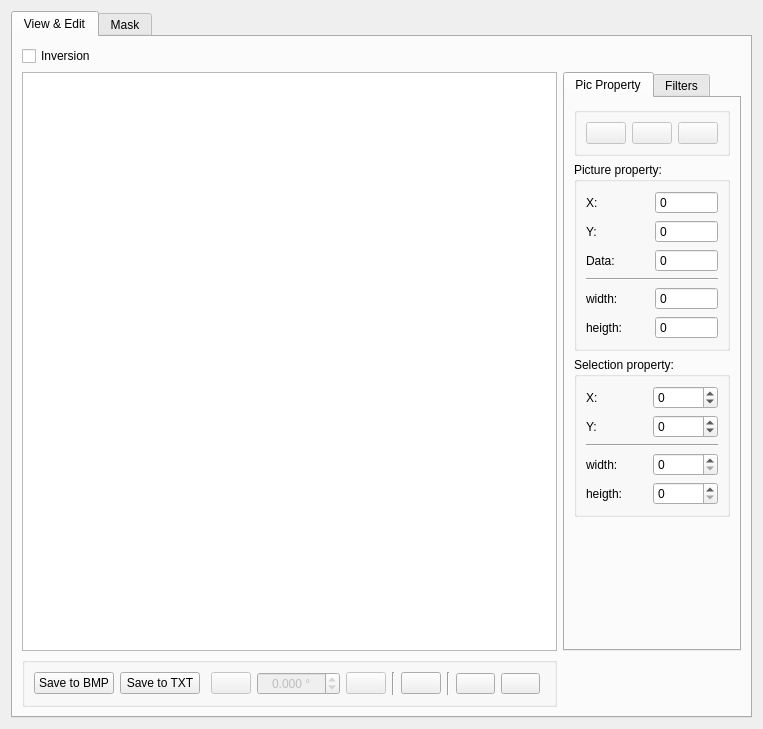
Old version of the form viewer/viewer_widget.ui in the repository verbkinm2/WTF_Viewer.
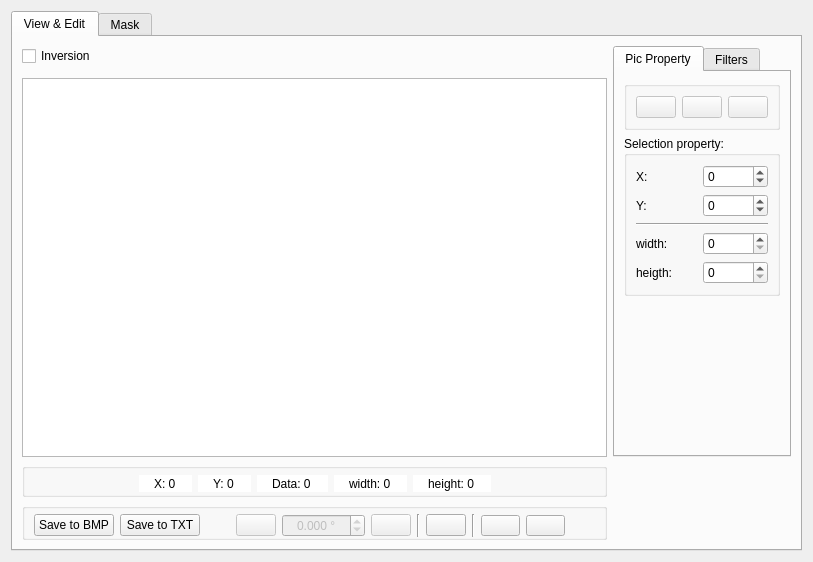
New version of the form. Icons and pictures are not drawn. Custom widgets are drawn as their Qt base class.

Commit message: 1. Сохранить в TXT 2. Сохранить в BMP 3. Перенесена группа с отображением координат текущей позиции курсора на рисунке и данными под курсором, а так же ширина и высота.

```diff
--- a/viewer/viewer_widget.ui
+++ b/viewer/viewer_widget.ui
@@ -6,8 +6,8 @@
    <rect>
     <x>0</x>
     <y>0</y>
-    <width>763</width>
-    <height>729</height>
+    <width>813</width>
+    <height>562</height>
    </rect>
   </property>
   <property name="windowTitle">
@@ -29,8 +29,302 @@
       <attribute name="title">
        <string>View &amp;&amp; Edit</string>
       </attribute>
-      <layout class="QGridLayout" name="gridLayout_4" rowstretch="1,1,1,0" columnstretch="1,0,0">
-       <item row="1" column="2" rowspan="2">
+      <layout class="QGridLayout" name="gridLayout_4" rowstretch="0,0,1,0,0,0" columnstretch="1,0" columnminimumwidth="0,0">
+       <item row="2" column="0" rowspan="2">
+        <widget class="QGraphicsView" name="graphicsView">
+         <property name="frameShape">
+          <enum>QFrame::StyledPanel</enum>
+         </property>
+         <property name="frameShadow">
+          <enum>QFrame::Sunken</enum>
+         </property>
+         <property name="midLineWidth">
+          <number>0</number>
+         </property>
+         <property name="backgroundBrush">
+          <brush brushstyle="SolidPattern">
+           <color alpha="255">
+            <red>200</red>
+            <green>200</green>
+            <blue>200</blue>
+           </color>
+          </brush>
+         </property>
+         <property name="foregroundBrush">
+          <brush brushstyle="NoBrush">
+           <color alpha="255">
+            <red>0</red>
+            <green>0</green>
+            <blue>0</blue>
+           </color>
+          </brush>
+         </property>
+         <property name="interactive">
+          <bool>true</bool>
+         </property>
+         <property name="sceneRect">
+          <rectf>
+           <x>0.000000000000000</x>
+           <y>0.000000000000000</y>
+           <width>0.000000000000000</width>
+           <height>0.000000000000000</height>
+          </rectf>
+         </property>
+         <property name="renderHints">
+          <set>QPainter::Antialiasing|QPainter::HighQualityAntialiasing|QPainter::SmoothPixmapTransform|QPainter::TextAntialiasing</set>
+         </property>
+         <property name="cacheMode">
+          <set>QGraphicsView::CacheNone</set>
+         </property>
+         <property name="transformationAnchor">
+          <enum>QGraphicsView::AnchorUnderMouse</enum>
+         </property>
+         <property name="resizeAnchor">
+          <enum>QGraphicsView::AnchorUnderMouse</enum>
+         </property>
+         <property name="viewportUpdateMode">
+          <enum>QGraphicsView::FullViewportUpdate</enum>
+         </property>
+         <property name="rubberBandSelectionMode">
+          <enum>Qt::IntersectsItemShape</enum>
+         </property>
+        </widget>
+       </item>
+       <item row="0" column="0">
+        <widget class="QCheckBox" name="inversion">
+         <property name="toolTip">
+          <string>negative of  image</string>
+         </property>
+         <property name="text">
+          <string>Inversion</string>
+         </property>
+        </widget>
+       </item>
+       <item row="5" column="0">
+        <widget class="QGroupBox" name="button_panel">
+         <property name="enabled">
+          <bool>true</bool>
+         </property>
+         <property name="title">
+          <string/>
+         </property>
+         <property name="alignment">
+          <set>Qt::AlignCenter</set>
+         </property>
+         <property name="flat">
+          <bool>true</bool>
+         </property>
+         <property name="checkable">
+          <bool>false</bool>
+         </property>
+         <layout class="QHBoxLayout" name="horizontalLayout">
+          <property name="topMargin">
+           <number>5</number>
+          </property>
+          <property name="bottomMargin">
+           <number>0</number>
+          </property>
+          <item>
+           <widget class="QPushButton" name="save_bmp">
+            <property name="enabled">
+             <bool>true</bool>
+            </property>
+            <property name="toolTip">
+             <string>save picture to BMP file</string>
+            </property>
+            <property name="text">
+             <string>Save to BMP</string>
+            </property>
+           </widget>
+          </item>
+          <item>
+           <widget class="QPushButton" name="save_txt">
+            <property name="enabled">
+             <bool>true</bool>
+            </property>
+            <property name="toolTip">
+             <string>save picture to TXT file</string>
+            </property>
+            <property name="text">
+             <string>Save to TXT</string>
+            </property>
+           </widget>
+          </item>
+          <item>
+           <spacer name="horizontalSpacer">
+            <property name="orientation">
+             <enum>Qt::Horizontal</enum>
+            </property>
+            <property name="sizeHint" stdset="0">
+             <size>
+              <width>40</width>
+              <height>20</height>
+             </size>
+            </property>
+           </spacer>
+          </item>
+          <item>
+           <widget class="QPushButton" name="rotate_plus">
+            <property name="enabled">
+             <bool>false</bool>
+            </property>
+            <property name="toolTip">
+             <string>+90º</string>
+            </property>
+            <property name="text">
+             <string/>
+            </property>
+            <property name="icon">
+             <iconset resource="../img.qrc">
+              <normaloff>:/rotate_plus</normaloff>:/rotate_plus</iconset>
+            </property>
+           </widget>
+          </item>
+          <item>
+           <widget class="QDoubleSpinBox" name="angle">
+            <property name="enabled">
+             <bool>false</bool>
+            </property>
+            <property name="wrapping">
+             <bool>false</bool>
+            </property>
+            <property name="frame">
+             <bool>true</bool>
+            </property>
+            <property name="alignment">
+             <set>Qt::AlignCenter</set>
+            </property>
+            <property name="specialValueText">
+             <string/>
+            </property>
+            <property name="suffix">
+             <string> °</string>
+            </property>
+            <property name="decimals">
+             <number>3</number>
+            </property>
+            <property name="minimum">
+             <double>-360.000000000000000</double>
+            </property>
+            <property name="maximum">
+             <double>360.000000000000000</double>
+            </property>
+            <property name="singleStep">
+             <double>0.100000000000000</double>
+            </property>
+           </widget>
+          </item>
+          <item>
+           <widget class="QPushButton" name="rotate_minus">
+            <property name="enabled">
+             <bool>false</bool>
+            </property>
+            <property name="toolTip">
+             <string>-90º</string>
+            </property>
+            <property name="text">
+             <string/>
+            </property>
+            <property name="icon">
+             <iconset resource="../img.qrc">
+              <normaloff>:/rotate_minus</normaloff>:/rotate_minus</iconset>
+            </property>
+           </widget>
+          </item>
+          <item>
+           <widget class="Line" name="line_4">
+            <property name="orientation">
+             <enum>Qt::Vertical</enum>
+            </property>
+           </widget>
+          </item>
+          <item>
+           <widget class="QPushButton" name="reset_transform">
+            <property name="enabled">
+             <bool>true</bool>
+            </property>
+            <property name="toolTip">
+             <string>reset transformation</string>
+            </property>
+            <property name="text">
+             <string/>
+            </property>
+            <property name="icon">
+             <iconset resource="../img.qrc">
+              <normaloff>:/reset</normaloff>:/reset</iconset>
+            </property>
+           </widget>
+          </item>
+          <item>
+           <widget class="Line" name="line_2">
+            <property name="orientation">
+             <enum>Qt::Vertical</enum>
+            </property>
+           </widget>
+          </item>
+          <item>
+           <widget class="QPushButton" name="scaled_plus">
+            <property name="enabled">
+             <bool>true</bool>
+            </property>
+            <property name="font">
+             <font>
+              <pointsize>8</pointsize>
+              <weight>50</weight>
+              <bold>false</bold>
+             </font>
+            </property>
+            <property name="toolTip">
+             <string>scale +1.1</string>
+            </property>
+            <property name="text">
+             <string/>
+            </property>
+            <property name="icon">
+             <iconset resource="../img.qrc">
+              <normaloff>:/plus</normaloff>:/plus</iconset>
+            </property>
+           </widget>
+          </item>
+          <item>
+           <widget class="QPushButton" name="scaled_minus">
+            <property name="enabled">
+             <bool>true</bool>
+            </property>
+            <property name="font">
+             <font>
+              <pointsize>8</pointsize>
+             </font>
+            </property>
+            <property name="toolTip">
+             <string>scale -1.1</string>
+            </property>
+            <property name="text">
+             <string/>
+            </property>
+            <property name="icon">
+             <iconset resource="../img.qrc">
+              <normaloff>:/minus</normaloff>:/minus</iconset>
+            </property>
+           </widget>
+          </item>
+          <item>
+           <spacer name="horizontalSpacer_2">
+            <property name="orientation">
+             <enum>Qt::Horizontal</enum>
+            </property>
+            <property name="sizeHint" stdset="0">
+             <size>
+              <width>40</width>
+              <height>20</height>
+             </size>
+            </property>
+           </spacer>
+          </item>
+         </layout>
+        </widget>
+       </item>
+       <item row="0" column="1" rowspan="4">
         <widget class="QTabWidget" name="tabWidgetRight">
          <property name="maximumSize">
           <size>
@@ -130,161 +424,6 @@
              </layout>
             </widget>
            </item>
-           <item>
-            <widget class="QGroupBox" name="data_panel">
-             <property name="title">
-              <string>Picture property:</string>
-             </property>
-             <layout class="QGridLayout" name="gridLayout">
-              <item row="2" column="0">
-               <widget class="QLabel" name="label_2">
-                <property name="text">
-                 <string>Y:</string>
-                </property>
-               </widget>
-              </item>
-              <item row="3" column="1">
-               <widget class="QSpinBox" name="data">
-                <property name="toolTip">
-                 <string>Data in &quot;pixel&quot;</string>
-                </property>
-                <property name="readOnly">
-                 <bool>true</bool>
-                </property>
-                <property name="buttonSymbols">
-                 <enum>QAbstractSpinBox::NoButtons</enum>
-                </property>
-                <property name="minimum">
-                 <number>0</number>
-                </property>
-                <property name="maximum">
-                 <number>65535</number>
-                </property>
-               </widget>
-              </item>
-              <item row="7" column="1">
-               <widget class="QSpinBox" name="heigth">
-                <property name="toolTip">
-                 <string>height of picture</string>
-                </property>
-                <property name="readOnly">
-                 <bool>true</bool>
-                </property>
-                <property name="buttonSymbols">
-                 <enum>QAbstractSpinBox::NoButtons</enum>
-                </property>
-                <property name="showGroupSeparator" stdset="0">
-                 <bool>false</bool>
-                </property>
-                <property name="maximum">
-                 <number>65535</number>
-                </property>
-               </widget>
-              </item>
-              <item row="1" column="1">
-               <widget class="QSpinBox" name="x">
-                <property name="toolTip">
-                 <string>X mouse position</string>
-                </property>
-                <property name="wrapping">
-                 <bool>false</bool>
-                </property>
-                <property name="readOnly">
-                 <bool>true</bool>
-                </property>
-                <property name="buttonSymbols">
-                 <enum>QAbstractSpinBox::NoButtons</enum>
-                </property>
-                <property name="minimum">
-                 <number>-65535</number>
-                </property>
-                <property name="maximum">
-                 <number>65535</number>
-                </property>
-                <property name="value">
-                 <number>0</number>
-                </property>
-               </widget>
-              </item>
-              <item row="2" column="1">
-               <widget class="QSpinBox" name="y">
-                <property name="toolTip">
-                 <string>Y mouse position</string>
-                </property>
-                <property name="readOnly">
-                 <bool>true</bool>
-                </property>
-                <property name="buttonSymbols">
-                 <enum>QAbstractSpinBox::NoButtons</enum>
-                </property>
-                <property name="minimum">
-                 <number>-65535</number>
-                </property>
-                <property name="maximum">
-                 <number>65535</number>
-                </property>
-               </widget>
-              </item>
-              <item row="1" column="0">
-               <widget class="QLabel" name="label">
-                <property name="text">
-                 <string>X:</string>
-                </property>
-               </widget>
-              </item>
-              <item row="4" column="0" colspan="2">
-               <widget class="Line" name="line">
-                <property name="orientation">
-                 <enum>Qt::Horizontal</enum>
-                </property>
-               </widget>
-              </item>
-              <item row="7" column="0">
-               <widget class="QLabel" name="label_5">
-                <property name="text">
-                 <string>heigth:</string>
-                </property>
-               </widget>
-              </item>
-              <item row="5" column="1">
-               <widget class="QSpinBox" name="width">
-                <property name="toolTip">
-                 <string>width of picture</string>
-                </property>
-                <property name="wrapping">
-                 <bool>true</bool>
-                </property>
-                <property name="readOnly">
-                 <bool>true</bool>
-                </property>
-                <property name="buttonSymbols">
-                 <enum>QAbstractSpinBox::NoButtons</enum>
-                </property>
-                <property name="minimum">
-                 <number>0</number>
-                </property>
-                <property name="maximum">
-                 <number>65535</number>
-                </property>
-               </widget>
-              </item>
-              <item row="5" column="0">
-               <widget class="QLabel" name="label_4">
-                <property name="text">
-                 <string>width:</string>
-                </property>
-               </widget>
-              </item>
-              <item row="3" column="0">
-               <widget class="QLabel" name="label_3">
-                <property name="text">
-                 <string>Data:</string>
-                </property>
-               </widget>
-              </item>
-             </layout>
-            </widget>
-           </item>
            <item>
             <widget class="QGroupBox" name="data_panel_selection">
              <property name="enabled">
@@ -472,52 +611,23 @@
          </widget>
         </widget>
        </item>
-       <item row="3" column="0">
-        <widget class="QGroupBox" name="button_panel">
-         <property name="enabled">
-          <bool>true</bool>
-         </property>
+       <item row="4" column="0">
+        <widget class="QGroupBox" name="data_panel">
          <property name="title">
           <string/>
          </property>
-         <property name="alignment">
-          <set>Qt::AlignCenter</set>
-         </property>
          <property name="flat">
-          <bool>false</bool>
+          <bool>true</bool>
          </property>
-         <property name="checkable">
-          <bool>false</bool>
-         </property>
-         <layout class="QHBoxLayout" name="horizontalLayout">
+         <layout class="QHBoxLayout" name="horizontalLayout_3">
+          <property name="topMargin">
+           <number>5</number>
+          </property>
+          <property name="bottomMargin">
+           <number>0</number>
+          </property>
           <item>
-           <widget class="QPushButton" name="save_bmp">
-            <property name="enabled">
-             <bool>true</bool>
-            </property>
-            <property name="toolTip">
-             <string>save picture to BMP file</string>
-            </property>
-            <property name="text">
-             <string>Save to BMP</string>
-            </property>
-           </widget>
-          </item>
-          <item>
-           <widget class="QPushButton" name="save_txt">
-            <property name="enabled">
-             <bool>true</bool>
-            </property>
-            <property name="toolTip">
-             <string>save picture to TXT file</string>
-            </property>
-            <property name="text">
-             <string>Save to TXT</string>
-            </property>
-           </widget>
-          </item>
-          <item>
-           <spacer name="horizontalSpacer">
+           <spacer name="horizontalSpacer_4">
             <property name="orientation">
              <enum>Qt::Horizontal</enum>
             </property>
@@ -530,152 +640,159 @@
            </spacer>
           </item>
           <item>
-           <widget class="QPushButton" name="rotate_plus">
-            <property name="enabled">
+           <widget class="QSpinBox" name="x">
+            <property name="toolTip">
+             <string>X mouse position</string>
+            </property>
+            <property name="wrapping">
              <bool>false</bool>
             </property>
-            <property name="toolTip">
-             <string>+90º</string>
+            <property name="frame">
+             <bool>false</bool>
             </property>
-            <property name="text">
-             <string/>
+            <property name="alignment">
+             <set>Qt::AlignCenter</set>
             </property>
-            <property name="icon">
-             <iconset resource="../img.qrc">
-              <normaloff>:/rotate_plus</normaloff>:/rotate_plus</iconset>
+            <property name="readOnly">
+             <bool>true</bool>
             </property>
+            <property name="buttonSymbols">
+             <enum>QAbstractSpinBox::NoButtons</enum>
+            </property>
+            <property name="prefix">
+             <string>X: </string>
+            </property>
+            <property name="minimum">
+             <number>0</number>
+            </property>
+            <property name="maximum">
+             <number>65535</number>
+            </property>
+            <property name="value">
+             <number>0</number>
+            </property>
            </widget>
           </item>
           <item>
-           <widget class="QDoubleSpinBox" name="angle">
-            <property name="enabled">
-             <bool>false</bool>
+           <widget class="QSpinBox" name="y">
+            <property name="toolTip">
+             <string>Y mouse position</string>
             </property>
             <property name="wrapping">
              <bool>false</bool>
             </property>
             <property name="frame">
-             <bool>true</bool>
+             <bool>false</bool>
             </property>
             <property name="alignment">
              <set>Qt::AlignCenter</set>
             </property>
-            <property name="specialValueText">
-             <string/>
+            <property name="readOnly">
+             <bool>true</bool>
             </property>
-            <property name="suffix">
-             <string> °</string>
+            <property name="buttonSymbols">
+             <enum>QAbstractSpinBox::NoButtons</enum>
             </property>
-            <property name="decimals">
-             <number>3</number>
+            <property name="prefix">
+             <string>Y: </string>
             </property>
             <property name="minimum">
-             <double>-360.000000000000000</double>
+             <number>0</number>
             </property>
             <property name="maximum">
-             <double>360.000000000000000</double>
+             <number>65535</number>
             </property>
-            <property name="singleStep">
-             <double>0.100000000000000</double>
-            </property>
            </widget>
           </item>
           <item>
-           <widget class="QPushButton" name="rotate_minus">
-            <property name="enabled">
+           <widget class="QSpinBox" name="data">
+            <property name="toolTip">
+             <string>Data in &quot;pixel&quot;</string>
+            </property>
+            <property name="frame">
              <bool>false</bool>
             </property>
-            <property name="toolTip">
-             <string>-90º</string>
+            <property name="alignment">
+             <set>Qt::AlignCenter</set>
             </property>
-            <property name="text">
-             <string/>
+            <property name="readOnly">
+             <bool>true</bool>
             </property>
-            <property name="icon">
-             <iconset resource="../img.qrc">
-              <normaloff>:/rotate_minus</normaloff>:/rotate_minus</iconset>
+            <property name="buttonSymbols">
+             <enum>QAbstractSpinBox::NoButtons</enum>
             </property>
-           </widget>
-          </item>
-          <item>
-           <widget class="Line" name="line_4">
-            <property name="orientation">
-             <enum>Qt::Vertical</enum>
+            <property name="prefix">
+             <string>Data: </string>
             </property>
+            <property name="minimum">
+             <number>0</number>
+            </property>
+            <property name="maximum">
+             <number>65535</number>
+            </property>
            </widget>
           </item>
           <item>
-           <widget class="QPushButton" name="reset_transform">
-            <property name="enabled">
-             <bool>true</bool>
-            </property>
+           <widget class="QSpinBox" name="width">
             <property name="toolTip">
-             <string>reset transformation</string>
+             <string>width of picture</string>
             </property>
-            <property name="text">
-             <string/>
+            <property name="wrapping">
+             <bool>true</bool>
             </property>
-            <property name="icon">
-             <iconset resource="../img.qrc">
-              <normaloff>:/reset</normaloff>:/reset</iconset>
+            <property name="frame">
+             <bool>false</bool>
             </property>
-           </widget>
-          </item>
-          <item>
-           <widget class="Line" name="line_2">
-            <property name="orientation">
-             <enum>Qt::Vertical</enum>
+            <property name="alignment">
+             <set>Qt::AlignCenter</set>
             </property>
-           </widget>
-          </item>
-          <item>
-           <widget class="QPushButton" name="scaled_plus">
-            <property name="enabled">
+            <property name="readOnly">
              <bool>true</bool>
             </property>
-            <property name="font">
-             <font>
-              <pointsize>8</pointsize>
-              <weight>50</weight>
-              <bold>false</bold>
-             </font>
+            <property name="buttonSymbols">
+             <enum>QAbstractSpinBox::NoButtons</enum>
             </property>
-            <property name="toolTip">
-             <string>scale +1.1</string>
+            <property name="prefix">
+             <string>width: </string>
             </property>
-            <property name="text">
-             <string/>
+            <property name="minimum">
+             <number>0</number>
             </property>
-            <property name="icon">
-             <iconset resource="../img.qrc">
-              <normaloff>:/plus</normaloff>:/plus</iconset>
+            <property name="maximum">
+             <number>65535</number>
             </property>
            </widget>
           </item>
           <item>
-           <widget class="QPushButton" name="scaled_minus">
-            <property name="enabled">
+           <widget class="QSpinBox" name="heigth">
+            <property name="toolTip">
+             <string>height of picture</string>
+            </property>
+            <property name="frame">
+             <bool>false</bool>
+            </property>
+            <property name="alignment">
+             <set>Qt::AlignCenter</set>
+            </property>
+            <property name="readOnly">
              <bool>true</bool>
             </property>
-            <property name="font">
-             <font>
-              <pointsize>8</pointsize>
-             </font>
+            <property name="buttonSymbols">
+             <enum>QAbstractSpinBox::NoButtons</enum>
             </property>
-            <property name="toolTip">
-             <string>scale -1.1</string>
+            <property name="showGroupSeparator" stdset="0">
+             <bool>false</bool>
             </property>
-            <property name="text">
-             <string/>
+            <property name="prefix">
+             <string>height: </string>
             </property>
-            <property name="icon">
-             <iconset resource="../img.qrc">
-              <normaloff>:/minus</normaloff>:/minus</iconset>
+            <property name="maximum">
+             <number>65535</number>
             </property>
            </widget>
           </item>
           <item>
-           <spacer name="horizontalSpacer_2">
+           <spacer name="horizontalSpacer_3">
             <property name="orientation">
              <enum>Qt::Horizontal</enum>
             </property>
@@ -690,76 +807,6 @@
          </layout>
         </widget>
        </item>
-       <item row="1" column="0" rowspan="2">
-        <widget class="QGraphicsView" name="graphicsView">
-         <property name="frameShape">
-          <enum>QFrame::StyledPanel</enum>
-         </property>
-         <property name="frameShadow">
-          <enum>QFrame::Sunken</enum>
-         </property>
-         <property name="midLineWidth">
-          <number>0</number>
-         </property>
-         <property name="backgroundBrush">
-          <brush brushstyle="SolidPattern">
-           <color alpha="255">
-            <red>200</red>
-            <green>200</green>
-            <blue>200</blue>
-           </color>
-          </brush>
-         </property>
-         <property name="foregroundBrush">
-          <brush brushstyle="NoBrush">
-           <color alpha="255">
-            <red>0</red>
-            <green>0</green>
-            <blue>0</blue>
-           </color>
-          </brush>
-         </property>
-         <property name="interactive">
-          <bool>true</bool>
-         </property>
-         <property name="sceneRect">
-          <rectf>
-           <x>0.000000000000000</x>
-           <y>0.000000000000000</y>
-           <width>0.000000000000000</width>
-           <height>0.000000000000000</height>
-          </rectf>
-         </property>
-         <property name="renderHints">
-          <set>QPainter::Antialiasing|QPainter::HighQualityAntialiasing|QPainter::SmoothPixmapTransform|QPainter::TextAntialiasing</set>
-         </property>
-         <property name="cacheMode">
-          <set>QGraphicsView::CacheNone</set>
-         </property>
-         <property name="transformationAnchor">
-          <enum>QGraphicsView::AnchorUnderMouse</enum>
-         </property>
-         <property name="resizeAnchor">
-          <enum>QGraphicsView::AnchorUnderMouse</enum>
-         </property>
-         <property name="viewportUpdateMode">
-          <enum>QGraphicsView::FullViewportUpdate</enum>
-         </property>
-         <property name="rubberBandSelectionMode">
-          <enum>Qt::IntersectsItemShape</enum>
-         </property>
-        </widget>
-       </item>
-       <item row="0" column="0">
-        <widget class="QCheckBox" name="inversion">
-         <property name="toolTip">
-          <string>negative of  image</string>
-         </property>
-         <property name="text">
-          <string>Inversion</string>
-         </property>
-        </widget>
-       </item>
       </layout>
      </widget>
      <widget class="QWidget" name="tab_2">
```
Left out of the diff: 5 changed lines with no effect on the pictures. The commit also changes 1 other file.
